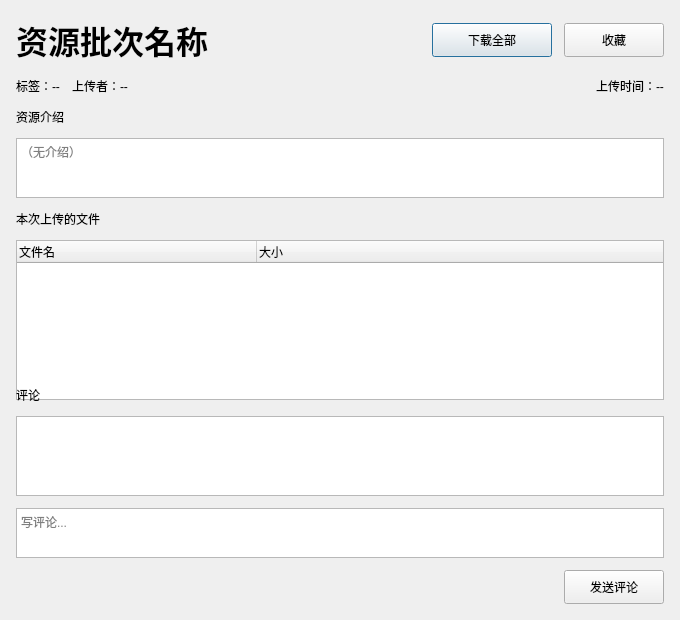
lingsiling/XiangYueAPP, file client/resourcedetaildialog.ui: the form before one commit.
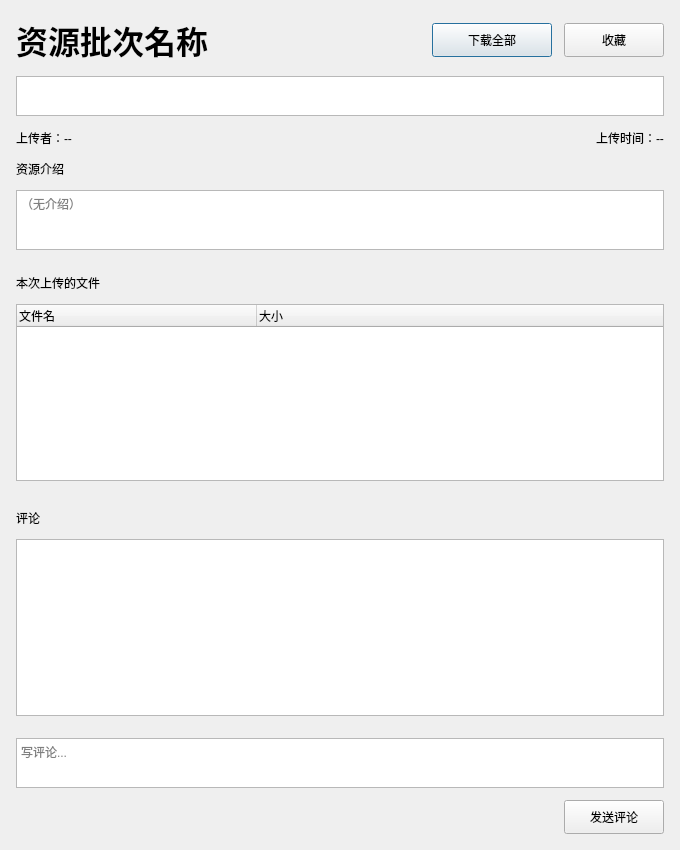
The form after the commit.

Commit message: 美化了资源详情界面的标签展示

The edit to the form file:
```diff
--- a/client/resourcedetaildialog.ui
+++ b/client/resourcedetaildialog.ui
@@ -7,7 +7,7 @@
     <x>0</x>
     <y>0</y>
     <width>680</width>
-    <height>620</height>
+    <height>850</height>
    </rect>
   </property>
   <property name="minimumSize">
@@ -91,15 +91,27 @@
      </item>
     </layout>
    </item>
+   <item>
+    <widget class="QListWidget" name="listWidgetTags">
+     <property name="maximumSize">
+      <size>
+       <width>16777215</width>
+       <height>40</height>
+      </size>
+     </property>
+     <property name="verticalScrollBarPolicy">
+      <enum>Qt::ScrollBarPolicy::ScrollBarAlwaysOff</enum>
+     </property>
+     <property name="horizontalScrollBarPolicy">
+      <enum>Qt::ScrollBarPolicy::ScrollBarAlwaysOff</enum>
+     </property>
+     <property name="flow">
+      <enum>QListView::Flow::LeftToRight</enum>
+     </property>
+    </widget>
+   </item>
    <item>
     <layout class="QHBoxLayout" name="horizontalLayoutMeta">
-     <item>
-      <widget class="QLabel" name="labelTags">
-       <property name="text">
-        <string>标签：--</string>
-       </property>
-      </widget>
-     </item>
      <item>
       <widget class="QLabel" name="labelUploader">
        <property name="text">
@@ -158,6 +170,22 @@
      </property>
     </widget>
    </item>
+   <item>
+    <spacer name="verticalSpacerBeforeFiles">
+     <property name="orientation">
+      <enum>Qt::Orientation::Vertical</enum>
+     </property>
+     <property name="sizeType">
+      <enum>QSizePolicy::Policy::Fixed</enum>
+     </property>
+     <property name="sizeHint" stdset="0">
+      <size>
+       <width>20</width>
+       <height>12</height>
+      </size>
+     </property>
+    </spacer>
+   </item>
    <item>
     <widget class="QLabel" name="labelFilesTitle">
      <property name="text">
@@ -200,6 +228,22 @@
      </column>
     </widget>
    </item>
+   <item>
+    <spacer name="verticalSpacerBeforeComments">
+     <property name="orientation">
+      <enum>Qt::Orientation::Vertical</enum>
+     </property>
+     <property name="sizeType">
+      <enum>QSizePolicy::Policy::Fixed</enum>
+     </property>
+     <property name="sizeHint" stdset="0">
+      <size>
+       <width>20</width>
+       <height>16</height>
+      </size>
+     </property>
+    </spacer>
+   </item>
    <item>
     <widget class="QLabel" name="labelCommentsTitle">
      <property name="text">
@@ -217,6 +261,22 @@
      </property>
     </widget>
    </item>
+   <item>
+    <spacer name="verticalSpacerBeforeCommentInput">
+     <property name="orientation">
+      <enum>Qt::Orientation::Vertical</enum>
+     </property>
+     <property name="sizeType">
+      <enum>QSizePolicy::Policy::Fixed</enum>
+     </property>
+     <property name="sizeHint" stdset="0">
+      <size>
+       <width>20</width>
+       <height>10</height>
+      </size>
+     </property>
+    </spacer>
+   </item>
    <item>
     <widget class="QTextEdit" name="textEditComment">
      <property name="minimumSize">
```
The commit also changes 10 other files.
